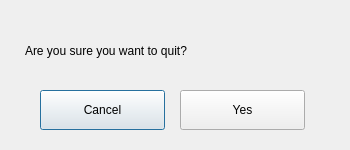
First picture: the form in sources/FootballEditor16/GUIApp/exitdialog.ui, repository vaddya/FootballEditor16, before the edit.
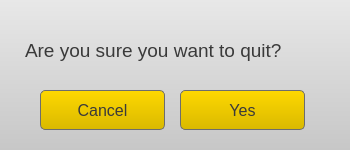
Second picture: the form after the edit.

The edit to the form file:
```diff
--- a/sources/FootballEditor16/GUIApp/exitdialog.ui
+++ b/sources/FootballEditor16/GUIApp/exitdialog.ui
@@ -10,8 +10,19 @@
     <height>150</height>
    </rect>
   </property>
+  <property name="sizePolicy">
+   <sizepolicy hsizetype="Fixed" vsizetype="Fixed">
+    <horstretch>0</horstretch>
+    <verstretch>0</verstretch>
+   </sizepolicy>
+  </property>
   <property name="windowTitle">
-   <string>Dialog</string>
+   <string>Exit</string>
+  </property>
+  <property name="styleSheet">
+   <string notr="true">#ExitDialog {
+background: qlineargradient(x1: 0, y1: 1, x2: 0, y2: 0,  stop: 0 #c7c7c7, stop: 1 #e8e8e8);
+}</string>
   </property>
   <widget class="QPushButton" name="btnCancel">
    <property name="geometry">
@@ -22,6 +33,23 @@
      <height>40</height>
     </rect>
    </property>
+   <property name="styleSheet">
+    <string notr="true">QPushButton { 
+	border: 1px solid #6d6d6d transparent;
+	background: qlineargradient(x1: 0, y1: 1, x2: 0, y2: 0,  stop: 0 #d9b900, stop: 1 #ffd800);
+	border-radius: 5px;
+	color: #3a3a3a;
+	font-size: 16px;
+}
+
+QPushButton:hover { 
+	background-color: #ffd800;
+}
+
+QPushButton:pressed {
+	background-color: #d9b900;
+}</string>
+   </property>
    <property name="text">
     <string>Cancel</string>
    </property>
@@ -35,6 +63,23 @@
      <height>40</height>
     </rect>
    </property>
+   <property name="styleSheet">
+    <string notr="true">QPushButton { 
+	border: 1px solid #6d6d6d transparent;
+	background: qlineargradient(x1: 0, y1: 1, x2: 0, y2: 0,  stop: 0 #d9b900, stop: 1 #ffd800);
+	border-radius: 5px;
+	color: #3a3a3a;
+	font-size: 16px;
+}
+
+QPushButton:hover { 
+	background-color: #ffd800;
+}
+
+QPushButton:pressed {
+	background-color: #d9b900;
+}</string>
+   </property>
    <property name="text">
     <string>Yes</string>
    </property>
@@ -49,8 +94,9 @@
     </rect>
    </property>
    <property name="styleSheet">
-    <string notr="true">font: 14pt &quot;Ubuntu&quot;;
-qproperty-alignment: AlignCenter</string>
+    <string notr="true">font-size: 14pt ;
+qproperty-alignment: AlignCenter;
+color: #3a3a3a;</string>
    </property>
    <property name="text">
     <string>Are you sure you want to quit?</string>
```
